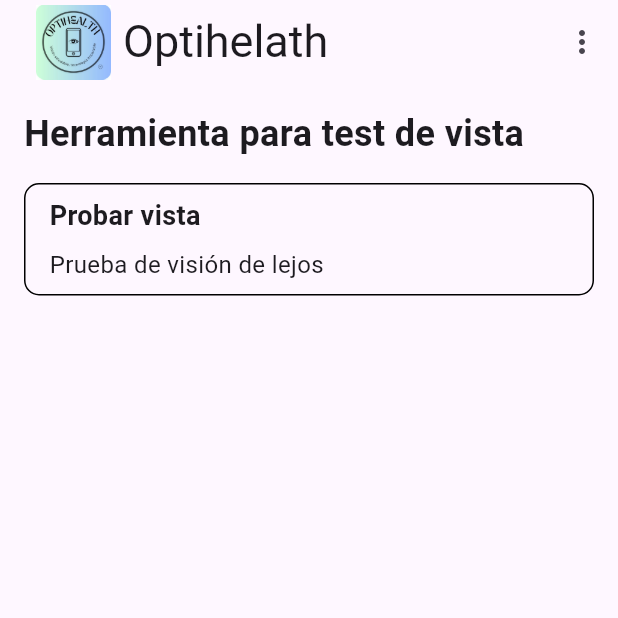
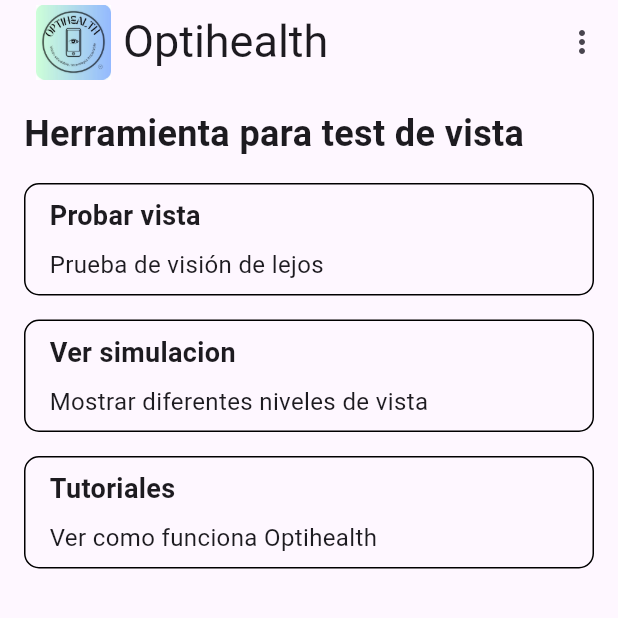
Before and after one commit to Jairo010/mobile_app_vista, a Flutter app: the screen it shows after launch, on a phone screen of 412 x 824 dp, the top half of it. Run offline on Flutter 3.47's test engine with Material 3 defaults, Android fonts, the phone set to English and light mode, and no system bars; our stand-ins replace shared_preferences.

Commit message:
Two more options have been added

```diff
--- a/lib/main.dart
+++ b/lib/main.dart
@@ -1,6 +1,8 @@
 import 'package:flutter/material.dart';
 import 'classes/instructions.dart';
 import 'classes/settings.dart';
+import 'simulation/simulation.dart';
+import 'tutorials/tutorials.dart';
 
 void main() {
   runApp(const MyApp());
@@ -41,7 +43,7 @@ class _MyHomePageState extends State<_MyHomePage> {
               ),
             ),
             const Text(
-              'Optihelath',
+              'Optihealth',
               style: TextStyle(
                 fontSize: 30,
               ),
@@ -107,11 +109,88 @@ class _MyHomePageState extends State<_MyHomePage> {
                 ),
               ),
             ),
+            const SizedBox(height: 16),
+            InkWell(
+              onTap: () {
+                Navigator.push(
+                  context,
+                  MaterialPageRoute(
+                    builder: (context) => const Simulations(),
+                  ),
+                );
+              },
+              child: Container(
+                width: double.infinity,
+                decoration: BoxDecoration(
+                  border: Border.all(color: Colors.black),
+                  borderRadius: BorderRadius.circular(10),
+                ),
+                padding: const EdgeInsets.symmetric(vertical: 8, horizontal: 16),
+                child: const Column(
+                  crossAxisAlignment: CrossAxisAlignment.start,
+                  children: [
+                    Text(
+                      'Ver simulacion',
+                      style: TextStyle(
+                        fontSize: 18,
+                        fontWeight: FontWeight.bold,
+                      ),
+                    ),
+                    SizedBox(height: 8),
+                    Text(
+                      'Mostrar diferentes niveles de vista',
+                      style: TextStyle(
+                        fontSize: 16,
+                      ),
+                    ),
+                  ],
+                ),
+              ),
+            ),
+            const SizedBox(height: 16),
+            InkWell(
+              onTap: () {
+                Navigator.push(
+                  context,
+                  MaterialPageRoute(
+                    builder: (context) => const Tutorials(),
+                  ),
+                );
+              },
+              child: Container(
+                width: double.infinity,
+                decoration: BoxDecoration(
+                  border: Border.all(color: Colors.black),
+                  borderRadius: BorderRadius.circular(10),
+                ),
+                padding: const EdgeInsets.symmetric(vertical: 8, horizontal: 16),
+                child: const Column(
+                  crossAxisAlignment: CrossAxisAlignment.start,
+                  children: [
+                    Text(
+                      'Tutoriales',
+                      style:  TextStyle(
+                        fontSize: 18,
+                        fontWeight: FontWeight.bold,
+                      ),
+                    ),
+                     SizedBox(height: 8),
+                    Text(
+                      'Ver como funciona Optihealth',
+                      style:  TextStyle(
+                        fontSize: 16,
+                      ),
+                    ),
+                  ],
+                ),
+              ),
+            ),
           ],
         ),
       ),
     );
   }
+
   void _showDistanceOptions(BuildContext context) async {
     final selectedOption = await showMenu(
       context: context,
@@ -124,7 +203,7 @@ class _MyHomePageState extends State<_MyHomePage> {
               Navigator.push(
                 context,
                 MaterialPageRoute(
-                    builder: (context) => SettingsPage(),
+                  builder: (context) => const SettingsPage(),
                 ),
               );
             },
@@ -134,12 +213,11 @@ class _MyHomePageState extends State<_MyHomePage> {
           child: ListTile(
             title: const Text('Calibracion'),
             onTap: () {
-            //ResultWidgetPageState.muyStatic();
+
             },
           ),
         ),
       ],
     );
   }
-
 }
```
Lines whose indentation alone changed are shown as unchanged.
